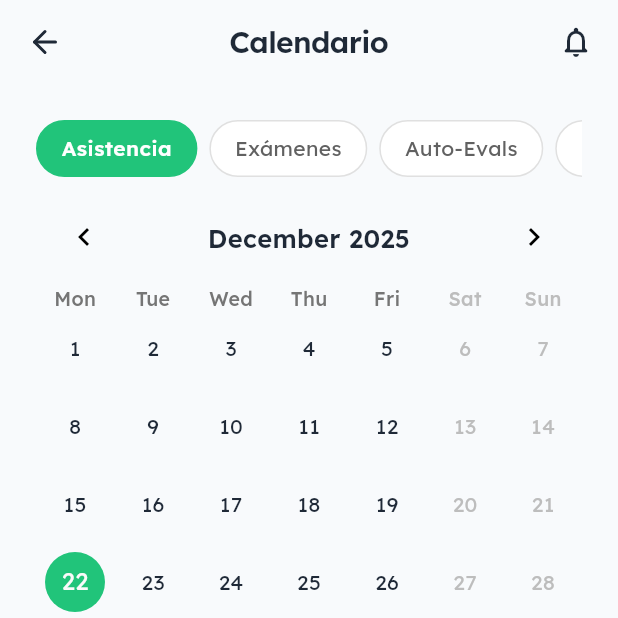
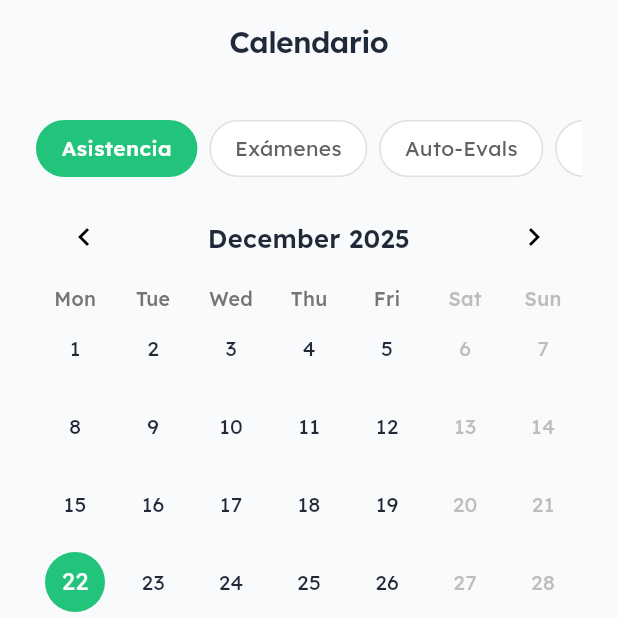
Before and after one commit to chriskwork/classlog, a Flutter app: the HomeScreen screen opened directly, item 2 of the bottom bar chosen, on a phone screen of 412 x 824 dp, the top half of it. Run offline on Flutter 3.47's test engine with Material 3 defaults, Android fonts, the phone set to English and light mode, and no system bars; drawn by our look-alikes of table_calendar; our stand-ins replace flutter_feather_icons, google_fonts.

Commit message:
Eliminated arrows on the appbar

```diff
--- a/lib/screens/home_screen.dart
+++ b/lib/screens/home_screen.dart
@@ -7,7 +7,6 @@ import 'package:classlog/theme/settings.dart';
 import 'package:classlog/widgets/constants/appbar_notification.dart';
 import 'package:classlog/widgets/constants/bottom_navbar.dart';
 import 'package:flutter/material.dart';
-import 'package:flutter_feather_icons/flutter_feather_icons.dart';
 
 // Dashboard page
 class HomeScreen extends StatefulWidget {
@@ -41,39 +40,24 @@ class _HomeScreenState extends State<HomeScreen> {
         );
       case 1:
         return AppBar(
-          leadingWidth: 60,
-          leading: Icon(FeatherIcons.arrowLeft),
           title: Text(
             'Calendario',
             style: Theme.of(context).textTheme.titleLarge,
           ),
-          actions: [
-            AppBarNotification(),
-          ],
         );
       case 2:
         return AppBar(
-          leadingWidth: 60,
-          leading: Icon(FeatherIcons.arrowLeft),
           title: Text(
             'Mis Cursos',
             style: Theme.of(context).textTheme.titleLarge,
           ),
-          actions: [
-            AppBarNotification(),
-          ],
         );
       case 3:
         return AppBar(
-          leadingWidth: 60,
-          leading: Icon(FeatherIcons.arrowLeft),
           title: Text(
             'Configuración',
             style: Theme.of(context).textTheme.titleLarge,
           ),
-          actions: [
-            AppBarNotification(),
-          ],
         );
 
       default:
```
